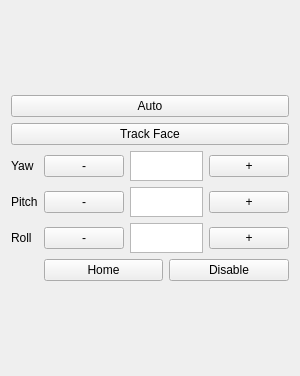
Before: the Qt Designer form tracking_cam_gui/resource/tracking_cam.ui in shovington/Tracking_camera, drawn with Qt 5.
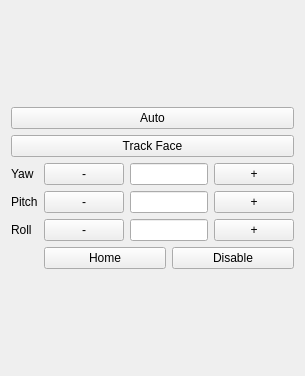
After: the same form once the commit is applied.

```diff
--- a/tracking_cam_gui/resource/tracking_cam.ui
+++ b/tracking_cam_gui/resource/tracking_cam.ui
@@ -6,7 +6,7 @@
    <rect>
     <x>0</x>
     <y>0</y>
-    <width>300</width>
+    <width>305</width>
     <height>376</height>
    </rect>
   </property>
@@ -75,14 +75,7 @@
         </widget>
        </item>
        <item>
-        <widget class="QTextEdit" name="val_yaw">
-         <property name="maximumSize">
-          <size>
-           <width>16777215</width>
-           <height>30</height>
-          </size>
-         </property>
-        </widget>
+        <widget class="QLineEdit" name="val_yaw"/>
        </item>
        <item>
         <widget class="QPushButton" name="plus_yaw">
@@ -103,14 +96,7 @@
         </widget>
        </item>
        <item>
-        <widget class="QTextEdit" name="val_pitch">
-         <property name="maximumSize">
-          <size>
-           <width>16777215</width>
-           <height>30</height>
-          </size>
-         </property>
-        </widget>
+        <widget class="QLineEdit" name="val_pitch"/>
        </item>
        <item>
         <widget class="QPushButton" name="plus_pitch">
@@ -131,14 +117,7 @@
         </widget>
        </item>
        <item>
-        <widget class="QTextEdit" name="val_roll">
-         <property name="maximumSize">
-          <size>
-           <width>16777215</width>
-           <height>30</height>
-          </size>
-         </property>
-        </widget>
+        <widget class="QLineEdit" name="val_roll"/>
        </item>
        <item>
         <widget class="QPushButton" name="plus_roll">
```
